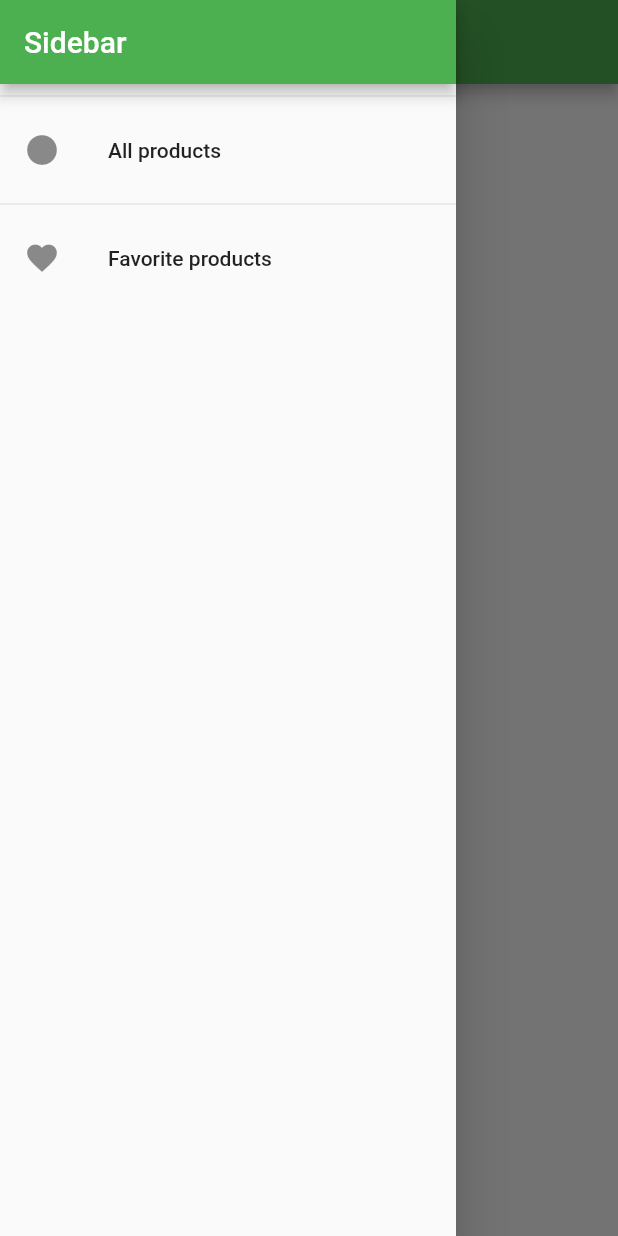
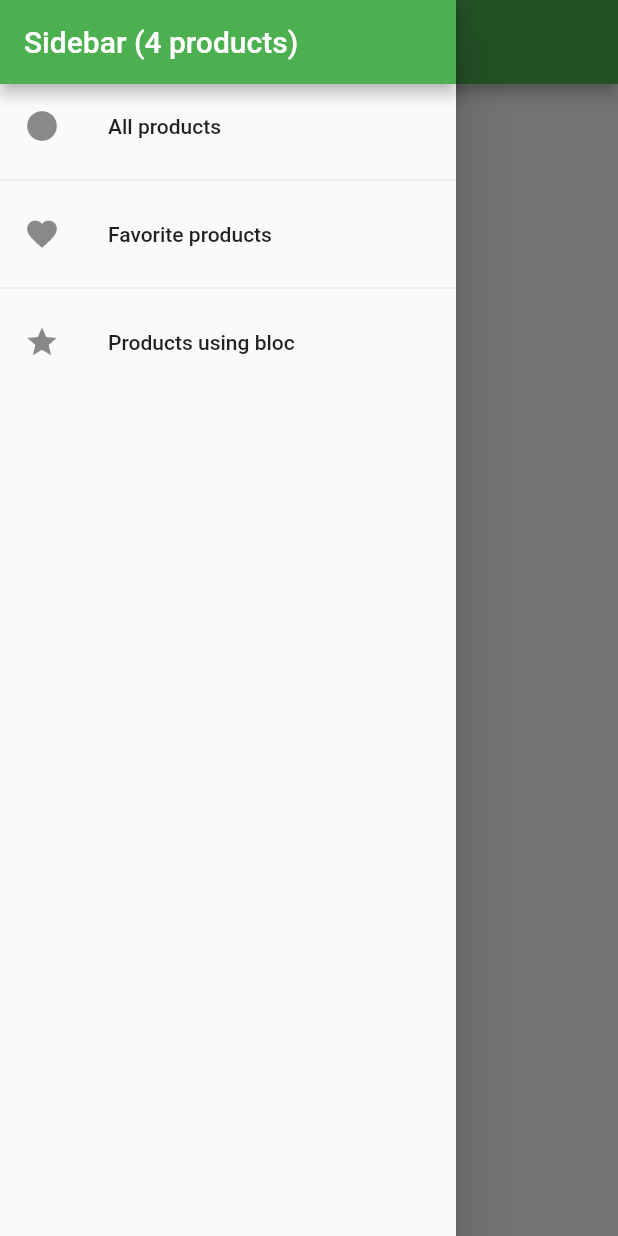
Before and after one commit to salgadoguiller/flutter-state-management, a Flutter app: the screen it shows after launch, with the side drawer open, on a phone screen of 412 x 824 dp. Run offline on Flutter 3.47's test engine with Material 2 defaults, Android fonts, the light colour scheme and no system bars; our stand-ins replace flutter_bloc.

Commit message:
Bloc example

```diff
--- /dev/null
+++ b/lib/blocs/products.cubit.dart
@@ -0,0 +1,56 @@
+import 'package:flutter_bloc/flutter_bloc.dart';
+
+import '../models/product.model.dart';
+
+class ProductsCubit extends Cubit<List<Product>> {
+  ProductsCubit()
+      : super([
+          Product(
+            id: 'p1',
+            title: 'Red Shirt',
+            description: 'A red shirt - it is pretty red!',
+            price: 29.99,
+            imageUrl:
+                'https://cdn.pixabay.com/photo/2016/10/02/22/17/red-t-shirt-1710578_1280.jpg',
+          ),
+          Product(
+            id: 'p2',
+            title: 'Trousers',
+            description: 'A nice pair of trousers.',
+            price: 59.99,
+            imageUrl:
+                'https://upload.wikimedia.org/wikipedia/commons/thumb/e/e8/Trousers%2C_dress_%28AM_1960.022-8%29.jpg/512px-Trousers%2C_dress_%28AM_1960.022-8%29.jpg',
+          ),
+          Product(
+            id: 'p3',
+            title: 'Yellow Scarf',
+            description:
+                'Warm and cozy - exactly what you need for the winter.',
+            price: 19.99,
+            imageUrl:
+                'https://live.staticflickr.com/4043/4438260868_cc79b3369d_z.jpg',
+          ),
+          Product(
+            id: 'p4',
+            title: 'A Pan',
+            description: 'Prepare any meal you want.',
+            price: 49.99,
+            imageUrl:
+                'https://upload.wikimedia.org/wikipedia/commons/thumb/1/14/Cast-Iron-Pan.jpg/1024px-Cast-Iron-Pan.jpg',
+          ),
+        ]);
+
+  void add() => emit(state.toList()
+    ..add(Product(
+      id: 'p${state.length + 1}',
+      title: 'Item ${state.length + 1} title',
+      description: 'Item ${state.length + 1} description',
+      price: 29.99,
+      imageUrl:
+          'https://cdn.pixabay.com/photo/2016/10/02/22/17/red-t-shirt-1710578_1280.jpg',
+    )));
+
+  void removeLast() => emit(state.toList()..removeLast());
+
+  void removeFirst() => emit(state.toList()..removeAt(0));
+}
--- a/lib/main.dart
+++ b/lib/main.dart
@@ -1,12 +1,16 @@
 import 'package:flutter/material.dart';
 import 'package:provider/provider.dart';
+import 'package:flutter_bloc/flutter_bloc.dart';
 
 import './providers/products.provider.dart';
-import './screens/home_screen.dart';
-import './screens/products_overview_screen.dart';
-import './screens/favorite_products_screen.dart';
-import './screens/product_detail_screen.dart';
-import './screens/not_found_screen.dart';
+import './blocs/products.cubit.dart';
+
+import 'screens/home.screen.dart';
+import 'screens/products_overview_bloc.screen.dart';
+import 'screens/products_overview.screen.dart';
+import 'screens/favorite_products.screen.dart';
+import 'screens/product_detail.screen.dart';
+import 'screens/not_found.screen.dart';
 
 void main() {
   runApp(const MyApp());
@@ -19,8 +23,15 @@ class MyApp extends StatelessWidget {
   Widget build(BuildContext context) {
     final ThemeData theme = ThemeData();
 
-    return ChangeNotifierProvider(
-      create: (_) => Products(),
+    return MultiProvider(
+      providers: [
+        ChangeNotifierProvider(
+          create: (_) => Products(),
+        ),
+        BlocProvider(
+          create: (_) => ProductsCubit(),
+        ),
+      ],
       child: MaterialApp(
         title: 'Flutter Demo',
         theme: theme.copyWith(
@@ -32,6 +43,8 @@ class MyApp extends StatelessWidget {
         initialRoute: '/', // default is '/',
         routes: {
           HomeScreen.routeName: (ctx) => const HomeScreen(),
+          ProductsOverviewBlocScreen.routeName: (ctx) =>
+              const ProductsOverviewBlocScreen(),
           ProductsOverviewScreen.routeName: (ctx) =>
               const ProductsOverviewScreen(),
           FavoriteProductsScreen.routeName: (ctx) =>
--- /dev/null
+++ b/lib/models/product.model.dart
@@ -0,0 +1,21 @@
+class Product {
+  final String id;
+  final String title;
+  final String description;
+  final double price;
+  final String imageUrl;
+  bool isFavorite;
+
+  Product({
+    required this.id,
+    required this.title,
+    required this.description,
+    required this.price,
+    required this.imageUrl,
+    this.isFavorite = false,
+  });
+
+  void toggleFavoriteStatus() {
+    isFavorite = !isFavorite;
+  }
+}
--- a/lib/widgets/app_drawer.dart
+++ b/lib/widgets/app_drawer.dart
@@ -1,20 +1,28 @@
 import 'package:flutter/material.dart';
-import '../screens/products_overview_screen.dart';
-import '../screens/favorite_products_screen.dart';
+import 'package:flutter_bloc/flutter_bloc.dart';
+
+import '../blocs/products.cubit.dart';
+import '../models/product.model.dart';
+
+import '../screens/products_overview.screen.dart';
+import '../screens/favorite_products.screen.dart';
+import '../screens/products_overview_bloc.screen.dart';
 
 class AppDrawer extends StatelessWidget {
   const AppDrawer({Key? key}) : super(key: key);
 
   @override
   Widget build(BuildContext context) {
+    return BlocBuilder<ProductsCubit, List<Product>>(
+      builder: (context, products) {
         return Drawer(
           child: Column(
             children: <Widget>[
               AppBar(
                 automaticallyImplyLeading: false,
-            title: const Text('Sidebar'),
+                title: Text('Sidebar (${products.length} products)'),
               ),
-          const Divider(),
+              // const Divider(),
               ListTile(
                 leading: const Icon(Icons.circle),
                 title: const Text('All products'),
@@ -32,8 +40,19 @@ class AppDrawer extends StatelessWidget {
                       .pushReplacementNamed(FavoriteProductsScreen.routeName);
                 },
               ),
+              const Divider(),
+              ListTile(
+                leading: const Icon(Icons.star),
+                title: const Text('Products using bloc'),
+                onTap: () {
+                  Navigator.of(context).pushReplacementNamed(
+                      ProductsOverviewBlocScreen.routeName);
+                },
+              ),
             ],
           ),
         );
+      },
+    );
   }
 }
--- a/lib/widgets/product_item.widget.dart
+++ b/lib/widgets/product_item.widget.dart
@@ -1,7 +1,7 @@
 import 'package:flutter/material.dart';
 import 'package:provider/provider.dart';
 
-import '../screens/product_detail_screen.dart';
+import '../screens/product_detail.screen.dart';
 import '../providers/products.provider.dart';
 import '../providers/product.provider.dart';
 
--- /dev/null
+++ b/lib/widgets/products_grid_bloc.widget.dart
@@ -0,0 +1,36 @@
+import 'package:flutter/material.dart';
+import 'package:flutter_bloc/flutter_bloc.dart';
+
+import '../blocs/products.cubit.dart';
+import '../models/product.model.dart';
+
+class ProductGridBloc extends StatelessWidget {
+  const ProductGridBloc({Key? key}) : super(key: key);
+
+  @override
+  Widget build(BuildContext context) {
+    return BlocBuilder<ProductsCubit, List<Product>>(
+      builder: (ctx, products) {
+        if (products.isEmpty) {
+          return const Center(
+            child: Text('No products found'),
+          );
+        }
+
+        return GridView.builder(
+          padding: const EdgeInsets.all(10),
+          itemCount: products.length,
+          itemBuilder: (ctx, i) => Center(
+            child: Text(products[i].title),
+          ),
+          gridDelegate: const SliverGridDelegateWithFixedCrossAxisCount(
+            crossAxisCount: 2,
+            childAspectRatio: 3 / 2,
+            crossAxisSpacing: 10,
+            mainAxisSpacing: 10,
+          ),
+        );
+      },
+    );
+  }
+}
--- a/pubspec.yaml
+++ b/pubspec.yaml
@@ -34,6 +34,7 @@ dependencies:
   # The following adds the Cupertino Icons font to your application.
   # Use with the CupertinoIcons class for iOS style icons.
   cupertino_icons: ^1.0.2
+  flutter_bloc: ^8.1.1
 
 dev_dependencies:
   flutter_test:
```
Also changed, not shown: lib/screens/products_overview_bloc.screen.dart (added, +61 -0 lines), lib/screens/favorite_products.screen.dart (renamed from lib/screens/favorite_products_screen.dart), lib/screens/home.screen.dart (renamed from lib/screens/home_screen.dart), lib/screens/not_found.screen.dart (renamed from lib/screens/not_found_screen.dart), lib/screens/product_detail.screen.dart (renamed from lib/screens/product_detail_screen.dart), lib/screens/products_overview.screen.dart (renamed from lib/screens/products_overview_screen.dart), pubspec.lock. Lines whose indentation alone changed are shown as unchanged.
